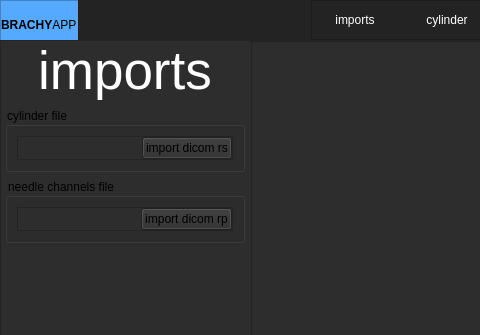
Above: Presentation/MainWindow/ui_main.ui from nsmela/brachify before the change; both pictures show x 0 to 480 and y 0 to 335 of the 1000 by 727 pixel window. Below: the same form after it.
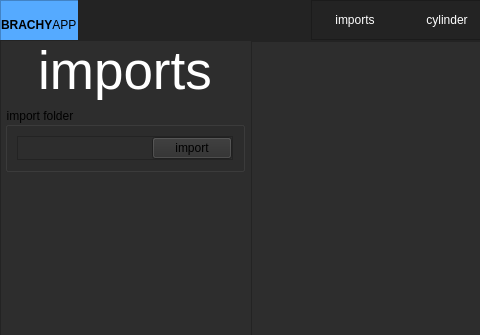
That is the form after the change. The open tabs and pages were chosen to show the change.

Commit message: more needle corrections

```diff
--- a/Presentation/MainWindow/ui_main.ui
+++ b/Presentation/MainWindow/ui_main.ui
@@ -408,7 +408,7 @@
               <item>
                <widget class="QGroupBox" name="groupBox_2">
                 <property name="title">
-                 <string>cylinder file</string>
+                 <string>import folder</string>
                 </property>
                 <layout class="QVBoxLayout" name="verticalLayout_10">
                  <item>
@@ -445,57 +445,7 @@
                     <item>
                      <widget class="QPushButton" name="btn_import_dicom_rs">
                       <property name="text">
-                       <string>import dicom rs</string>
-                      </property>
-                     </widget>
-                    </item>
-                   </layout>
-                  </widget>
-                 </item>
-                </layout>
-               </widget>
-              </item>
-              <item>
-               <widget class="QGroupBox" name="groupBox_3">
-                <property name="title">
-                 <string>needle channels file</string>
-                </property>
-                <layout class="QHBoxLayout" name="horizontalLayout_14">
-                 <item>
-                  <widget class="QFrame" name="frame_3">
-                   <property name="frameShape">
-                    <enum>QFrame::StyledPanel</enum>
-                   </property>
-                   <property name="frameShadow">
-                    <enum>QFrame::Raised</enum>
-                   </property>
-                   <layout class="QHBoxLayout" name="horizontalLayout_6">
-                    <property name="leftMargin">
-                     <number>0</number>
-                    </property>
-                    <property name="topMargin">
-                     <number>0</number>
-                    </property>
-                    <property name="rightMargin">
-                     <number>0</number>
-                    </property>
-                    <property name="bottomMargin">
-                     <number>0</number>
-                    </property>
-                    <item>
-                     <widget class="QLineEdit" name="lineedit_dicom_rp">
-                      <property name="frame">
-                       <bool>false</bool>
-                      </property>
-                      <property name="readOnly">
-                       <bool>true</bool>
-                      </property>
-                     </widget>
-                    </item>
-                    <item>
-                     <widget class="QPushButton" name="btn_import_dicom_rp">
-                      <property name="text">
-                       <string>import dicom rp</string>
+                       <string>import</string>
                       </property>
                      </widget>
                     </item>
```
Left out of the diff: 4 changed lines with no effect on the pictures. The commit also changes 9 other files.
